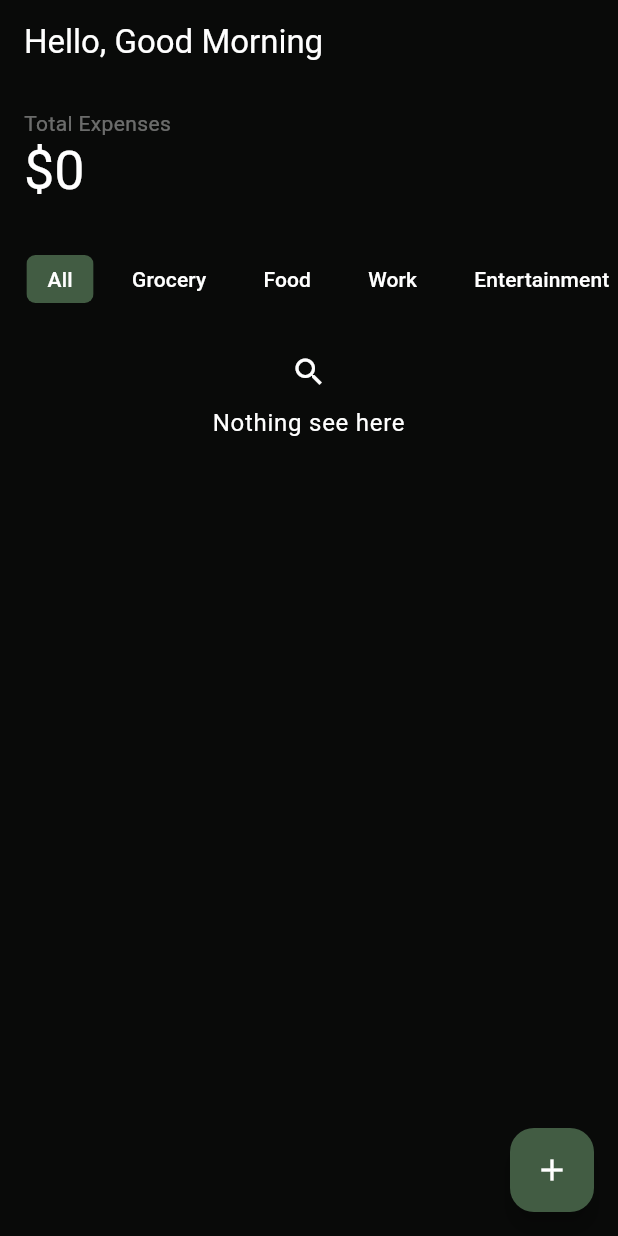
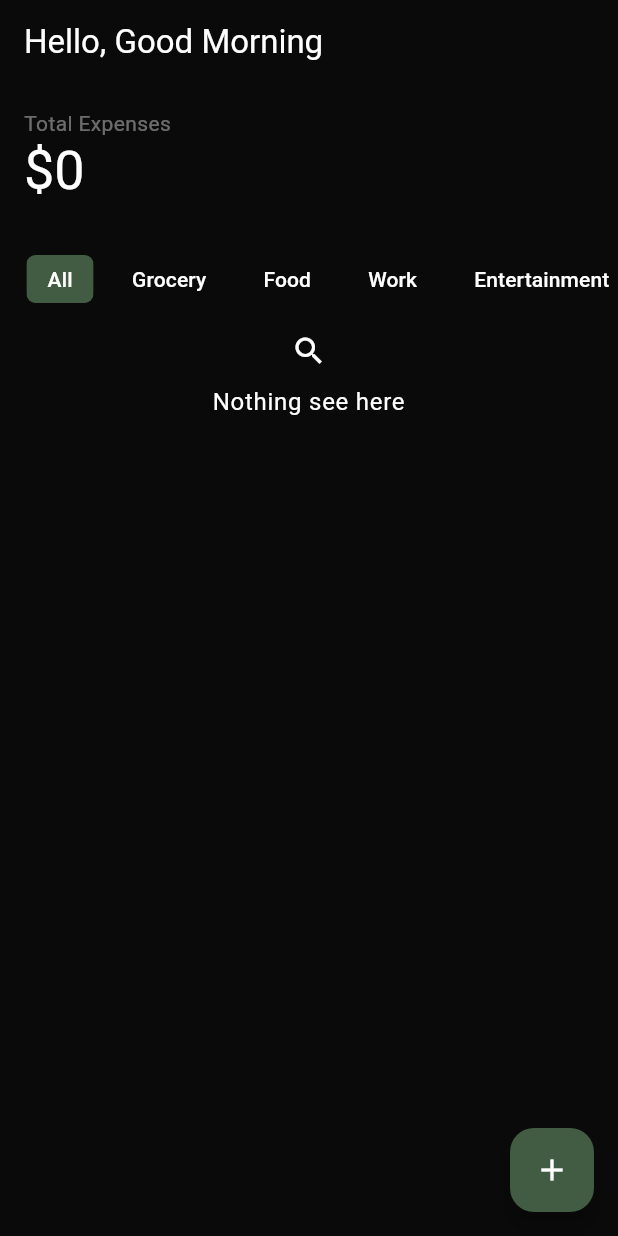
Before and after one commit to iNuman/expense_tracker, a Flutter app: the screen it shows after launch, on a phone screen of 412 x 824 dp. Run offline on Flutter 3.47's test engine with Material 3 defaults, Android fonts, the phone set to English and light mode, and no system bars; our stand-ins replace bloc, equatable, flutter_bloc, rxdart, shared_preferences.

```diff
--- a/lib/pages/home_page.dart
+++ b/lib/pages/home_page.dart
@@ -18,7 +18,7 @@ class HomePage extends StatelessWidget {
             TotalExpensesWidget(),
             SizedBox(height: 14),
             ExpenseFilterWidget(),
-            SizedBox(height: 14),
+            // SizedBox(height: 14),
             ExpensesWidget(),
           ],
         ),
```
